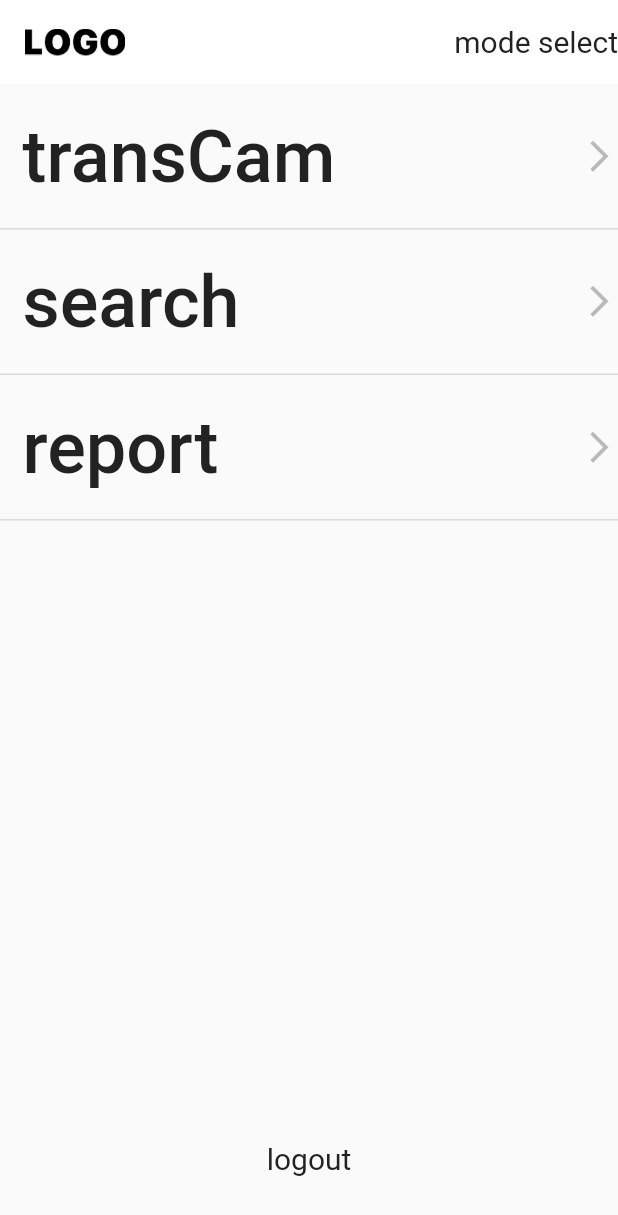
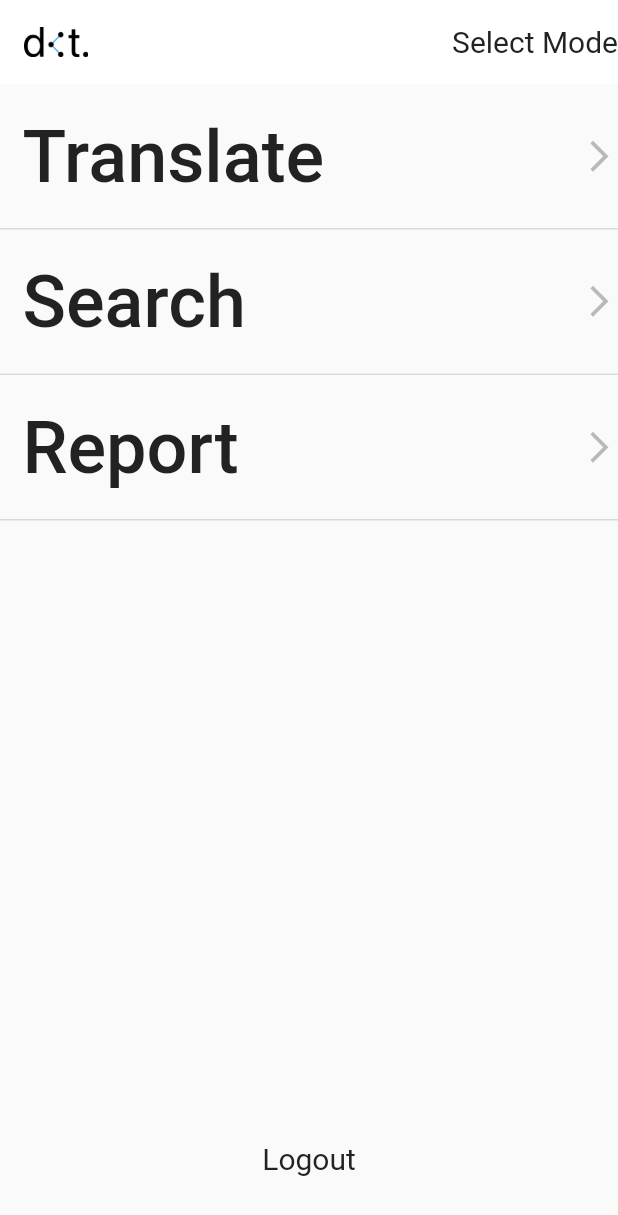
Before and after one commit to ranishrocks/dotext, a Flutter app: the HomePage screen opened directly, on a phone screen of 412 x 824 dp. Shown: the top 1215 px of the screen. Run offline on Flutter 3.47's test engine with Material 2 defaults, Android fonts, the phone set to English and light mode, and no system bars; our stand-ins replace camera, dio, firebase_core, flutter_riverpod, flutter_signin_button, google_sign_in and 3 more; missing offline and left inert: flutter_pytorch, tflite_flutter; accounts and stored records are empty.

Commit message:
feat: change app icon, app name, overflow issue, english texts
- chang app icon and name
- fix overflow happening at search results
- put proper english texts for UI

```diff
--- /dev/null
+++ b/flutter_launcher_icons.yaml
@@ -0,0 +1,5 @@
+flutter_icons:
+  ios: true
+  android: true
+  image_path: "assets/img/app_icon.png"
+  remove_alpha_ios: true
--- a/lib/data/remote/use_case/search_api_use_case.dart
+++ b/lib/data/remote/use_case/search_api_use_case.dart
@@ -45,7 +45,7 @@ class SearchApiUseCase {
         return errorCode;
       }
 
-      List<BrailleInfoAPIResponse> resultList = (searchDioRes.data as List).map<BrailleInfoAPIResponse>((json) {
+      List<BrailleInfoAPIResponse> resultList = [searchDioRes.data].map<BrailleInfoAPIResponse>((json) {
         return BrailleInfoAPIResponse.fromJson(json);
       }).toList();
 
--- a/lib/ui/pages/app_main.dart
+++ b/lib/ui/pages/app_main.dart
@@ -18,7 +18,7 @@ class MainApp extends StatelessWidget {
         bool userLogIn = snapshot.hasData ? snapshot.data : false;
 
         return MaterialApp(
-          title: 'Flutter Demo',
+          debugShowCheckedModeBanner: false,
           themeMode: ThemeMode.system,
           theme: nomalThemeData,
           darkTheme: darkThemeData,
--- a/lib/ui/pages/home_page/appbar_home.dart
+++ b/lib/ui/pages/home_page/appbar_home.dart
@@ -15,7 +15,7 @@ class HomeAppbar extends StatelessWidget implements PreferredSizeWidget {
   @override
   Widget build(BuildContext context) {
     return AppBar(
-      title: Logo(width: 68, height: 18),
+      title: Logo(width: 43, height: 20),
       actions: [
         ModeSetBtn()
       ],
@@ -31,16 +31,16 @@ class ModeSetBtn extends ConsumerWidget {
     var viewModel = HomeViewModel();
 
     return PopupMenuButton(
-      child: Center(child: Text_S(text: "mode select")),
+      child: Center(child: Text_S(text: "Select Mode")),
       itemBuilder: (buildContext){
         return [
           PopupMenuItem(
               value: "simple",
-              child: Text("simple_mode"),
+              child: Text("Simple Mode"),
           ),
           PopupMenuItem(
               value: "detail",
-              child: Text("detail_mode"),
+              child: Text("Detail Mode"),
           ),
         ];
       },
--- a/lib/ui/pages/home_page/logout_btn.dart
+++ b/lib/ui/pages/home_page/logout_btn.dart
@@ -16,7 +16,7 @@ class LogoutBtn extends StatelessWidget {
         onTap: () {
           viewModel.logOut(context);
         },
-        child: Text_S(text: "logout"),
+        child: Text_S(text: "Logout"),
       ),
     );
   }
--- a/lib/ui/pages/home_page/option_list.dart
+++ b/lib/ui/pages/home_page/option_list.dart
@@ -14,19 +14,19 @@ class OptionList extends StatelessWidget {
       shrinkWrap: true,
       children: [
         SingleOption(
-          title: "transCam",
+          title: "Translate",
           onPress: (){
             viewModel.routeToTransCam(context);
           },
         ),
         SingleOption(
-          title: "search",
+          title: "Search",
           onPress: (){
             viewModel.routeToSearch(context);
           },
         ),
         SingleOption(
-          title: "report",
+          title: "Report",
           onPress: (){
             viewModel.routeToReport(context);
           },
--- a/lib/ui/pages/login_page/login_page.dart
+++ b/lib/ui/pages/login_page/login_page.dart
@@ -20,7 +20,7 @@ class LoginPage extends ConsumerWidget {
         child: Column(
           mainAxisAlignment: MainAxisAlignment.spaceAround,
           children: [
-            Logo(width: size.width * (0.8)),
+            Logo(width: size.width * (0.6), marginTop: 25,),
             LoginButton()
           ],
         ),
@@ -37,7 +37,7 @@ class LoginButton extends StatelessWidget {
   Widget build(BuildContext context) {
     Size size = MediaQuery.of(context).size;
 
-    return Container(
+    return SizedBox(
       width: size.width - (pageHozPadding*2),
       height: 40,
       child: GoogleLoginBtn()
--- a/lib/ui/widgets/text_sized/text_with_margin.dart
+++ b/lib/ui/widgets/text_sized/text_with_margin.dart
@@ -32,11 +32,11 @@ class TextWithMargin extends StatelessWidget {
     if(marginExist){
       return Container(
         margin: EdgeInsets.fromLTRB(leftMargin, topMargin, rightMargin, bottomMargin),
-        child: Text(text, style: textCustomStyle),
+        child: Text(text, style: textCustomStyle, overflow: TextOverflow.visible),
       );
 
     } else {
-      return Text(text, style: textCustomStyle);
+      return Text(text, style: textCustomStyle, overflow: TextOverflow.visible);
     }
   }
 }
--- a/pubspec.yaml
+++ b/pubspec.yaml
@@ -55,6 +55,7 @@ dependencies:
   image_picker: ^0.8.6+4
   flutter_pytorch: ^1.0.1
   gif: ^2.2.0
+  flutter_launcher_icons: ^0.11.0
 
 dev_dependencies:
   flutter_test:
```
Also changed, not shown: lib/ui/pages/braille_info_list_page/single_info_row.dart (+5 -2 lines), assets/img/app_icon.png (added), assets/img/logo.png, 28 other files.
